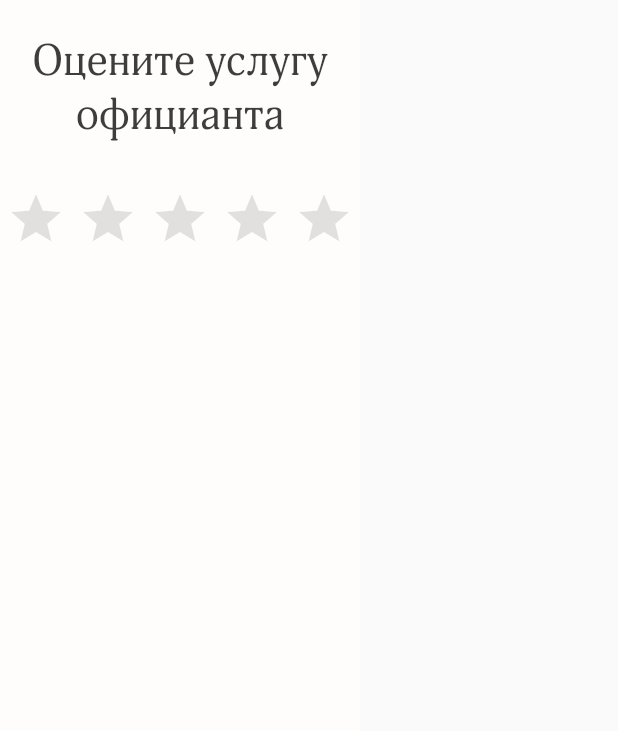
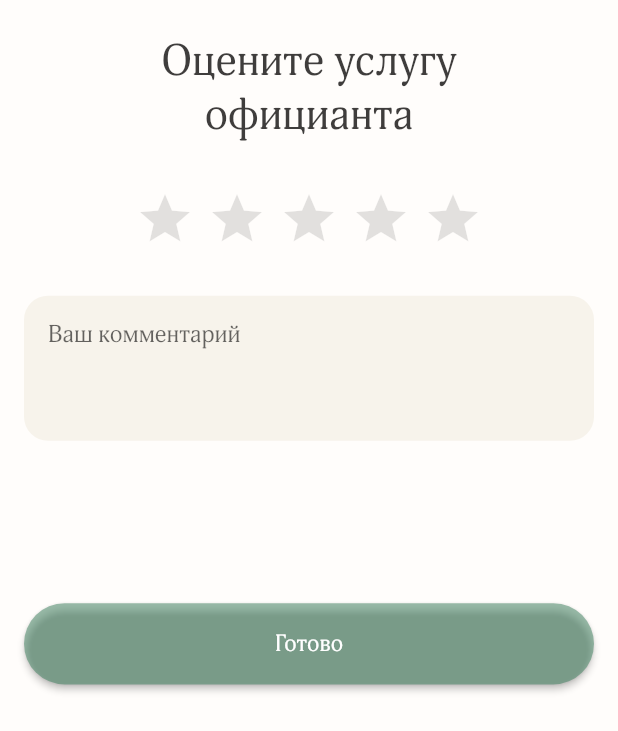
Before and after one commit to UlugbekDevAll/Tashkent_City_Resturant, a Flutter app: the AssessWaiterDialog widget shown alone on an empty page, opened directly, on a phone screen of 412 x 824 dp. Shown: the top 731 px of the screen. Run offline on Flutter 3.47's test engine with Material 3 defaults, Android fonts, the phone set to English and light mode, and no system bars; drawn by our look-alikes of flutter_rating_bar; our stand-ins replace animated_toggle_switch, blur, flutter_riverpod, flutter_screenutil, flutter_svg, fluttertoast and 8 more; missing offline and left inert: dart:ffi, qr_code_scanner, yandex_mapkit; accounts and stored records are empty; network calls fail; project files that could hold a hidden picture were left out.

Commit message:
update last version

```diff
--- a/lib/main.dart
+++ b/lib/main.dart
@@ -33,9 +33,14 @@ Future<void> main() async {
 class MyApp extends StatelessWidget {
   const MyApp({super.key});
 
+
+
   @override
   Widget build(BuildContext context) {
     SystemChrome.setPreferredOrientations([DeviceOrientation.portraitUp]);
+    // SystemChrome.setSystemUIOverlayStyle(SystemUiOverlayStyle(
+    //   statusBarColor: Colors.blue,
+    // ));
 
     return ScreenUtilInit(
         designSize: const Size(393, 852),
--- a/lib/pages/home/widgets/assess_waiter_dialog.dart
+++ b/lib/pages/home/widgets/assess_waiter_dialog.dart
@@ -1,9 +1,11 @@
-
-
 import 'package:flutter/material.dart';
 import 'package:flutter_rating_bar/flutter_rating_bar.dart';
 import 'package:flutter_screenutil/flutter_screenutil.dart';
 import 'package:tashkentcityresturant/main.dart';
+
+import 'package:flutter/material.dart';
+import 'package:flutter_screenutil/flutter_screenutil.dart';
+import 'package:flutter_rating_bar/flutter_rating_bar.dart'; // RatingBar uchun
 
 class AssessWaiterDialog extends StatefulWidget {
   const AssessWaiterDialog({super.key});
@@ -14,17 +16,31 @@ class AssessWaiterDialog extends StatefulWidget {
 
 class _AssessWaiterDialogState extends State<AssessWaiterDialog> {
   double rating = 0;
+  final TextEditingController commentController = TextEditingController();
+
   @override
   Widget build(BuildContext context) {
     return Container(
-      color:  Color.fromRGBO(255, 253, 251, 1),
-      height: 504.h,
+      color: Color.fromRGBO(255, 253, 251, 1),
+      child: SingleChildScrollView(
+        // Scrollable qilamiz
         child: Column(
+          mainAxisSize: MainAxisSize.min,
           children: [
-          SizedBox(height: 24.h,),
-          Container(margin:EdgeInsets.symmetric(horizontal: 16),child: Text("Оцените услугу\nофицианта",style: TextStyle(color: Color.fromRGBO(63, 61, 60, 1),fontWeight: FontWeight.w400,fontSize: 30.sp),textAlign: TextAlign.center,)),
-
-          SizedBox(height: 32.h,),
+            SizedBox(height: 24.h),
+            Container(
+              margin: EdgeInsets.symmetric(horizontal: 16),
+              child: Text(
+                "Оцените услугу\nофицианта",
+                style: TextStyle(
+                  color: Color.fromRGBO(63, 61, 60, 1),
+                  fontWeight: FontWeight.w400,
+                  fontSize: 30.sp,
+                ),
+                textAlign: TextAlign.center,
+              ),
+            ),
+            SizedBox(height: 32.h),
             RatingBar.builder(
               initialRating: rating,
               minRating: 1,
@@ -34,16 +50,61 @@ class _AssessWaiterDialogState extends State<AssessWaiterDialog> {
               itemPadding: EdgeInsets.symmetric(horizontal: 4.0),
               itemBuilder: (context, index) => Icon(
                 Icons.star,
-              color: index < rating ? Color.fromRGBO(216, 152, 65, 1) : Color.fromRGBO(23, 23, 23, 0.3),
+                color: index < rating
+                    ? Color.fromRGBO(216, 152, 65, 1)
+                    : Color.fromRGBO(23, 23, 23, 0.3),
               ),
-
               onRatingUpdate: (newRating) {
                 setState(() {
                   rating = newRating;
                 });
               },
             ),
+            SizedBox(height: 32.h),
+            Container(
+              width: 1.sw,
+              height: 100.h,
+              margin: EdgeInsets.symmetric(horizontal: 16.0),
+              decoration: BoxDecoration(
+                color: Color.fromRGBO(247, 243, 235, 1),
+                borderRadius: BorderRadius.circular(16),
+              ),
+              child: TextField(
+                controller: commentController,
+                decoration: InputDecoration(
+                  border: InputBorder.none,
+                  hintText: 'Ваш комментарий',
+                  contentPadding: EdgeInsets.all(16.0),
+                ),
+              ),
+            ),
+            SizedBox(
+              height: 112.h,
+            ),
+            Container(
+              width: 1.sw,
+              height: 56.h,
+              margin: EdgeInsets.symmetric(horizontal: 16.0),
+              decoration: BoxDecoration(
+                borderRadius: BorderRadius.circular(40)
+              ),
+              child: ElevatedButton(
+                  onPressed: () {},
+                  child: Text(
+                    "Готово",
+                    style: TextStyle(
+                        color: Colors.white,
+                        fontSize: 16.sp,
+                        fontWeight: FontWeight.w500),
+                  ),
+                style: ElevatedButton.styleFrom(backgroundColor: Color.fromRGBO(57, 126, 91, 0.5),shape: RoundedRectangleBorder(
+                  borderRadius: BorderRadius.circular(40),
+                ),),
+              ),
+            ),
+            SizedBox(height: 59.h,)
           ],
+        ),
       ),
     );
   }
```
Also changed, not shown: lib/pages/login/register/register_page/sign_up_page.dart (+16 -33 lines), lib/pages/menu/menu_page.dart (+10 -1 lines), lib/pages/menu/widgets/data_sort_widget.dart (added, +18 -0 lines), lib/pages/menu/widgets/product_item.dart (added, +53 -0 lines), lib/pages/menu/widgets/sort_item.dart (added, +58 -0 lines), lib/services/address.g.dart (added). Lines whose indentation alone changed are shown as unchanged.
